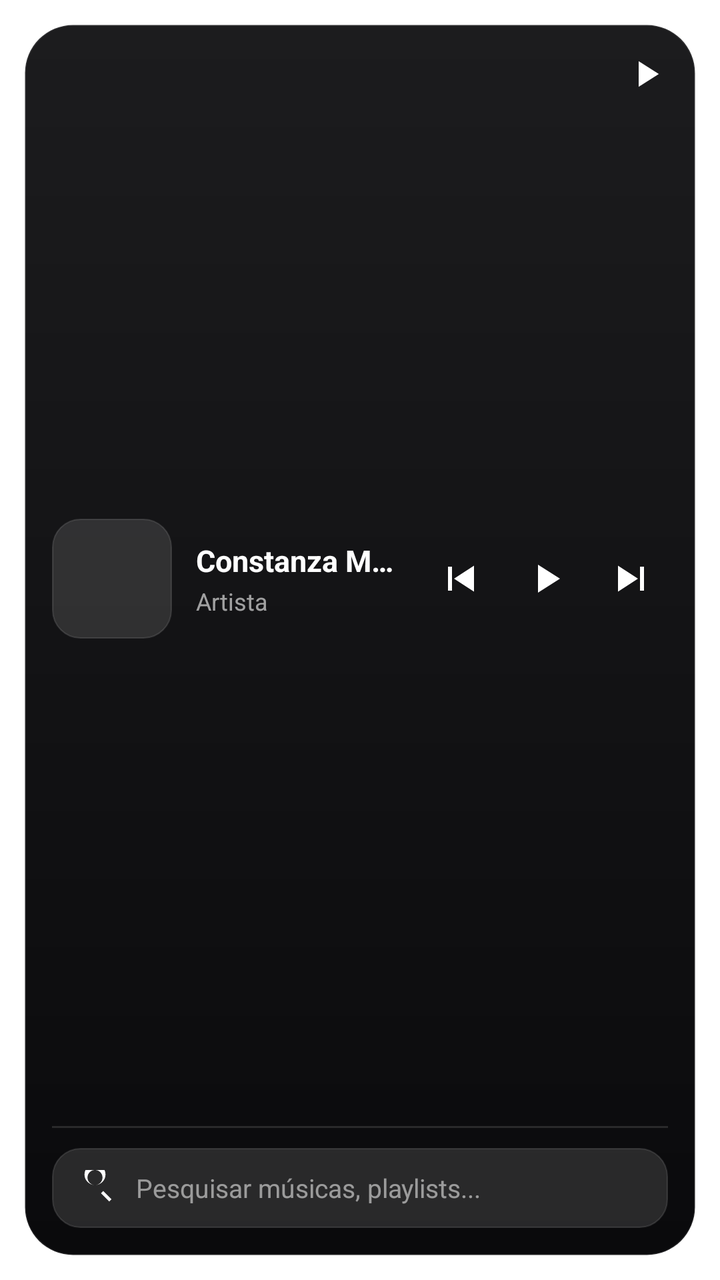
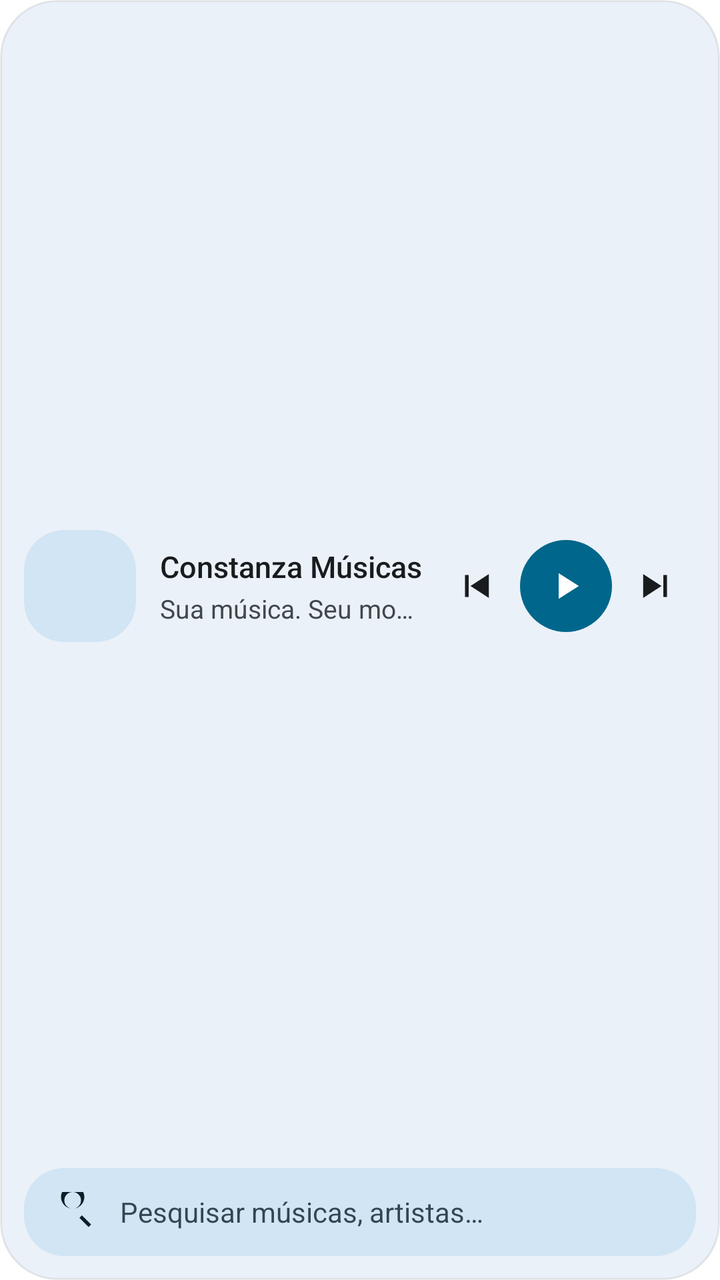

The first picture is an Android layout as it rendered before a commit; the second is the same layout after the commit. The layout source and the unified diff follow.
<!-- AndroidManifest.xml: fallback theme Theme.MaterialComponents.DayNight.NoActionBar -->
<!-- res/layout/widget_medium_search.xml -->
<?xml version="1.0" encoding="utf-8"?>
<FrameLayout xmlns:android="http://schemas.android.com/apk/res/android"
    android:id="@+id/widget_root"
    android:layout_width="match_parent"
    android:layout_height="match_parent"
    android:padding="12dp">

    <LinearLayout
        android:layout_width="match_parent"
        android:layout_height="match_parent"
        android:orientation="vertical"
        android:background="@drawable/widget_bg_dark"
        android:padding="14dp">

        
        <RelativeLayout
            android:layout_width="match_parent"
            android:layout_height="0dp"
            android:layout_weight="1">

            
            <ImageView
                android:id="@+id/widget_artwork"
                android:layout_width="60dp"
                android:layout_height="60dp"
                android:layout_alignParentStart="true"
                android:layout_centerVertical="true"
                android:scaleType="centerCrop"
                android:src="@mipmap/ic_launcher"
                android:background="@drawable/widget_artwork_bg"
                android:contentDescription="Album art" />

            
            <ImageView
                android:layout_width="22dp"
                android:layout_height="22dp"
                android:layout_alignParentEnd="true"
                android:layout_alignParentTop="true"
                android:src="@drawable/ic_widget_play"
                android:tint="#AAFFFFFF"
                android:contentDescription="Note" />

            
            <LinearLayout
                android:id="@+id/controls_row"
                android:layout_width="wrap_content"
                android:layout_height="wrap_content"
                android:layout_alignParentEnd="true"
                android:layout_centerVertical="true"
                android:layout_marginTop="24dp"
                android:orientation="horizontal"
                android:gravity="center_vertical">

                <ImageButton
                    android:id="@+id/widget_prev"
                    android:layout_width="36dp"
                    android:layout_height="36dp"
                    android:src="@drawable/ic_widget_prev"
                    android:tint="#FFFFFF"
                    android:background="@android:color/transparent"
                    android:contentDescription="Previous"
                    android:scaleType="centerInside"
                    android:padding="4dp" />

                <ImageButton
                    android:id="@+id/widget_play_pause"
                    android:layout_width="42dp"
                    android:layout_height="42dp"
                    android:layout_marginStart="4dp"
                    android:layout_marginEnd="4dp"
                    android:src="@drawable/ic_widget_play"
                    android:tint="#FFFFFF"
                    android:background="@android:color/transparent"
                    android:contentDescription="Play/Pause"
                    android:scaleType="centerInside"
                    android:padding="4dp" />

                <ImageButton
                    android:id="@+id/widget_next"
                    android:layout_width="36dp"
                    android:layout_height="36dp"
                    android:src="@drawable/ic_widget_next"
                    android:tint="#FFFFFF"
                    android:background="@android:color/transparent"
                    android:contentDescription="Next"
                    android:scaleType="centerInside"
                    android:padding="4dp" />

            </LinearLayout>

            
            <LinearLayout
                android:layout_width="match_parent"
                android:layout_height="wrap_content"
                android:layout_toEndOf="@id/widget_artwork"
                android:layout_toStartOf="@id/controls_row"
                android:layout_centerVertical="true"
                android:orientation="vertical"
                android:layout_marginStart="12dp"
                android:layout_marginEnd="8dp">

                <TextView
                    android:id="@+id/widget_title"
                    android:layout_width="match_parent"
                    android:layout_height="wrap_content"
                    android:text="Constanza Músicas"
                    android:textColor="#FFFFFF"
                    android:textSize="15sp"
                    android:textStyle="bold"
                    android:maxLines="1"
                    android:ellipsize="end" />

                <TextView
                    android:id="@+id/widget_artist"
                    android:layout_width="match_parent"
                    android:layout_height="wrap_content"
                    android:layout_marginTop="2dp"
                    android:text="Artista"
                    android:textColor="#99FFFFFF"
                    android:textSize="12sp"
                    android:maxLines="1"
                    android:ellipsize="end" />

            </LinearLayout>

        </RelativeLayout>

        
        <FrameLayout
            android:layout_width="match_parent"
            android:layout_height="1dp"
            android:layout_marginTop="10dp"
            android:layout_marginBottom="10dp"
            android:background="#1FFFFFFF" />

        
        <LinearLayout
            android:id="@+id/widget_search"
            android:layout_width="match_parent"
            android:layout_height="40dp"
            android:orientation="horizontal"
            android:gravity="center_vertical"
            android:background="@drawable/widget_btn_bg"
            android:paddingStart="14dp"
            android:paddingEnd="14dp">

            <ImageView
                android:layout_width="18dp"
                android:layout_height="18dp"
                android:src="@drawable/ic_widget_search"
                android:tint="#AAFFFFFF"
                android:contentDescription="Search" />

            <TextView
                android:layout_width="wrap_content"
                android:layout_height="wrap_content"
                android:layout_marginStart="10dp"
                android:text="Pesquisar músicas, playlists..."
                android:textColor="#88FFFFFF"
                android:textSize="13sp"
                android:maxLines="1"
                android:ellipsize="end" />

        </LinearLayout>

    </LinearLayout>
</FrameLayout>
<!-- resources referenced by this layout -->
<resources>
  <!-- drawable ic_widget_play (drawable) -->
  <?xml version="1.0" encoding="utf-8"?>
  <vector xmlns:android="http://schemas.android.com/apk/res/android"
      android:width="24dp" android:height="24dp"
      android:viewportWidth="24" android:viewportHeight="24">
      <path android:fillColor="#FFFFFFFF"
          android:pathData="M8,5 L19,12 L8,19 Z" />
  </vector>
  <!-- drawable ic_widget_prev (drawable) -->
  <?xml version="1.0" encoding="utf-8"?>
  <vector xmlns:android="http://schemas.android.com/apk/res/android"
      android:width="24dp" android:height="24dp"
      android:viewportWidth="24" android:viewportHeight="24">
      <path android:fillColor="#FFFFFFFF"
          android:pathData="M6,6 h2 v12 h-2 z M19,5.5 v13 L9,12 z" />
  </vector>
  <!-- drawable widget_artwork_bg (drawable) -->
  <?xml version="1.0" encoding="utf-8"?>
  <shape xmlns:android="http://schemas.android.com/apk/res/android"
      android:shape="rectangle">
      <solid android:color="#1FFFFFFF" />
      <corners android:radius="14dp" />
      <stroke android:width="0.5dp" android:color="#1FFFFFFF" />
  </shape>
  <!-- drawable widget_bg_dark (drawable) -->
  <?xml version="1.0" encoding="utf-8"?>
  <shape xmlns:android="http://schemas.android.com/apk/res/android"
      android:shape="rectangle">
      <gradient
          android:type="linear"
          android:angle="270"
          android:startColor="#FF1C1C1E"
          android:endColor="#FF0A0A0C" />
      <corners android:radius="24dp" />
      <stroke android:width="1dp" android:color="#1AFFFFFF" />
  </shape>
  <!-- drawable widget_btn_bg (drawable) -->
  <?xml version="1.0" encoding="utf-8"?>
  <shape xmlns:android="http://schemas.android.com/apk/res/android"
      android:shape="rectangle">
      <solid android:color="#1FFFFFFF" />
      <corners android:radius="14dp" />
      <stroke android:width="0.5dp" android:color="#1FFFFFFF" />
  </shape>
  <color name="ic_launcher_background">#1A1A2E</color>
  <!-- unchanged entries left out for length: 4 -->
</resources>

<!-- the commit's change to res/layout/widget_medium_search.xml (unified diff, before → after) -->
@@ -3,110 +3,55 @@
     android:id="@+id/widget_root"
     android:layout_width="match_parent"
     android:layout_height="match_parent"
-    android:padding="12dp">
+    android:padding="@dimen/widget_margin">
 
     <LinearLayout
+        android:id="@android:id/background"
         android:layout_width="match_parent"
         android:layout_height="match_parent"
         android:orientation="vertical"
-        android:background="@drawable/widget_bg_dark"
-        android:padding="14dp">
+        android:background="@drawable/widget_surface"
+        android:clipToOutline="true"
+        android:padding="12dp">
 
-        
-        <RelativeLayout
+        <LinearLayout
             android:layout_width="match_parent"
             android:layout_height="0dp"
-            android:layout_weight="1">
+            android:layout_weight="1"
+            android:orientation="horizontal"
+            android:gravity="center_vertical">
 
-            
-            <ImageView
-                android:id="@+id/widget_artwork"
-                android:layout_width="60dp"
-                android:layout_height="60dp"
-                android:layout_alignParentStart="true"
-                android:layout_centerVertical="true"
-                android:scaleType="centerCrop"
-                android:src="@mipmap/ic_launcher"
-                android:background="@drawable/widget_artwork_bg"
-                android:contentDescription="Album art" />
+            <FrameLayout
+                android:layout_width="56dp"
+                android:layout_height="56dp"
+                android:background="@drawable/widget_artwork_frame"
+                android:clipToOutline="true">
 
-            
-            <ImageView
-                android:layout_width="22dp"
-                android:layout_height="22dp"
-                android:layout_alignParentEnd="true"
-                android:layout_alignParentTop="true"
-                android:src="@drawable/ic_widget_play"
-                android:tint="#AAFFFFFF"
-                android:contentDescription="Note" />
+                <ImageView
+                    android:id="@+id/widget_artwork"
+                    android:layout_width="match_parent"
+                    android:layout_height="match_parent"
+                    android:scaleType="centerCrop"
+                    android:src="@mipmap/ic_launcher"
+                    android:contentDescription="@string/widget_cd_artwork" />
+            </FrameLayout>
 
-            
             <LinearLayout
-                android:id="@+id/controls_row"
-                android:layout_width="wrap_content"
+                android:layout_width="0dp"
                 android:layout_height="wrap_content"
-                android:layout_alignParentEnd="true"
-                android:layout_centerVertical="true"
-                android:layout_marginTop="24dp"
-                android:orientation="horizontal"
-                android:gravity="center_vertical">
-
-                <ImageButton
-                    android:id="@+id/widget_prev"
-                    android:layout_width="36dp"
-                    android:layout_height="36dp"
-                    android:src="@drawable/ic_widget_prev"
-                    android:tint="#FFFFFF"
-                    android:background="@android:color/transparent"
-                    android:contentDescription="Previous"
-                    android:scaleType="centerInside"
-                    android:padding="4dp" />
-
-                <ImageButton
-                    android:id="@+id/widget_play_pause"
-                    android:layout_width="42dp"
-                    android:layout_height="42dp"
-                    android:layout_marginStart="4dp"
-                    android:layout_marginEnd="4dp"
-                    android:src="@drawable/ic_widget_play"
-                    android:tint="#FFFFFF"
-                    android:background="@android:color/transparent"
-                    android:contentDescription="Play/Pause"
-                    android:scaleType="centerInside"
-                    android:padding="4dp" />
-
-                <ImageButton
-                    android:id="@+id/widget_next"
-                    android:layout_width="36dp"
-                    android:layout_height="36dp"
-                    android:src="@drawable/ic_widget_next"
-                    android:tint="#FFFFFF"
-                    android:background="@android:color/transparent"
-                    android:contentDescription="Next"
-                    android:scaleType="centerInside"
-                    android:padding="4dp" />
-
-            </LinearLayout>
-
-            
-            <LinearLayout
-                android:layout_width="match_parent"
-                android:layout_height="wrap_content"
-                android:layout_toEndOf="@id/widget_artwork"
-                android:layout_toStartOf="@id/controls_row"
-                android:layout_centerVertical="true"
-                android:orientation="vertical"
+                android:layout_weight="1"
                 android:layout_marginStart="12dp"
-                android:layout_marginEnd="8dp">
+                android:layout_marginEnd="4dp"
+                android:orientation="vertical">
 
                 <TextView
                     android:id="@+id/widget_title"
                     android:layout_width="match_parent"
                     android:layout_height="wrap_content"
-                    android:text="Constanza Músicas"
-                    android:textColor="#FFFFFF"
+                    android:text="@string/widget_default_title"
+                    android:textColor="@color/widget_on_surface"
                     android:textSize="15sp"
-                    android:textStyle="bold"
+                    android:fontFamily="sans-serif-medium"
                     android:maxLines="1"
                     android:ellipsize="end" />
 
@@ -115,53 +60,77 @@
                     android:layout_width="match_parent"
                     android:layout_height="wrap_content"
                     android:layout_marginTop="2dp"
-                    android:text="Artista"
-                    android:textColor="#99FFFFFF"
-                    android:textSize="12sp"
+                    android:text="@string/widget_default_artist"
+                    android:textColor="@color/widget_on_surface_variant"
+                    android:textSize="13sp"
                     android:maxLines="1"
                     android:ellipsize="end" />
-
             </LinearLayout>
 
-        </RelativeLayout>
+            <ImageButton
+                android:id="@+id/widget_prev"
+                android:layout_width="40dp"
+                android:layout_height="40dp"
+                android:src="@drawable/ic_widget_prev"
+                android:tint="@color/widget_on_surface"
+                android:background="@drawable/widget_icon_btn_bg"
+                android:contentDescription="@string/widget_cd_prev"
+                android:scaleType="centerInside"
+                android:padding="9dp" />
 
-        
-        <FrameLayout
-            android:layout_width="match_parent"
-            android:layout_height="1dp"
-            android:layout_marginTop="10dp"
-            android:layout_marginBottom="10dp"
-            android:background="#1FFFFFFF" />
+            <ImageButton
+                android:id="@+id/widget_play_pause"
+                android:layout_width="46dp"
+                android:layout_height="46dp"
+                android:layout_marginStart="2dp"
+                android:layout_marginEnd="2dp"
+                android:src="@drawable/ic_widget_play"
+                android:tint="@color/widget_on_accent"
+                android:background="@drawable/widget_play_bg"
+                android:contentDescription="@string/widget_cd_play_pause"
+                android:scaleType="centerInside"
+                android:padding="12dp" />
 
-        
+            <ImageButton
+                android:id="@+id/widget_next"
+                android:layout_width="40dp"
+                android:layout_height="40dp"
+                android:src="@drawable/ic_widget_next"
+                android:tint="@color/widget_on_surface"
+                android:background="@drawable/widget_icon_btn_bg"
+                android:contentDescription="@string/widget_cd_next"
+                android:scaleType="centerInside"
+                android:padding="9dp" />
+        </LinearLayout>
+
         <LinearLayout
             android:id="@+id/widget_search"
             android:layout_width="match_parent"
-            android:layout_height="40dp"
+            android:layout_height="44dp"
+            android:layout_marginTop="10dp"
             android:orientation="horizontal"
             android:gravity="center_vertical"
-            android:background="@drawable/widget_btn_bg"
-            android:paddingStart="14dp"
-            android:paddingEnd="14dp">
+            android:background="@drawable/widget_tonal_bg"
+            android:paddingStart="16dp"
+            android:paddingEnd="16dp">
 
             <ImageView
-                android:layout_width="18dp"
-                android:layout_height="18dp"
+                android:layout_width="20dp"
+                android:layout_height="20dp"
                 android:src="@drawable/ic_widget_search"
-                android:tint="#AAFFFFFF"
-                android:contentDescription="Search" />
+                android:tint="@color/widget_on_container"
+                android:contentDescription="@string/widget_cd_search" />
 
             <TextView
                 android:layout_width="wrap_content"
                 android:layout_height="wrap_content"
-                android:layout_marginStart="10dp"
-                android:text="Pesquisar músicas, playlists..."
-                android:textColor="#88FFFFFF"
-                android:textSize="13sp"
+                android:layout_marginStart="12dp"
+                android:text="@string/widget_search_hint"
+                android:textColor="@color/widget_on_container"
+                android:alpha="0.8"
+                android:textSize="14sp"
                 android:maxLines="1"
                 android:ellipsize="end" />
-
         </LinearLayout>
-
     </LinearLayout>
 </FrameLayout>
<!-- resource entries referenced after the edit -->
@@ -1,5 +1,10 @@
 <!-- resources referenced by this layout -->
 <resources>
+  <color name="widget_on_accent">#FFFFFFFF</color>
+  <color name="widget_on_container">#FF2B2635</color>
+  <color name="widget_on_surface">#FF1C1B20</color>
+  <color name="widget_on_surface_variant">#FF5F5B67</color>
+  <dimen name="widget_margin">8dp</dimen>
   <!-- drawable ic_widget_play (drawable) -->
   <?xml version="1.0" encoding="utf-8"?>
   <vector xmlns:android="http://schemas.android.com/apk/res/android"
@@ -16,34 +21,62 @@
       <path android:fillColor="#FFFFFFFF"
           android:pathData="M6,6 h2 v12 h-2 z M19,5.5 v13 L9,12 z" />
   </vector>
-  <!-- drawable widget_artwork_bg (drawable) -->
+  <!-- drawable widget_artwork_frame (drawable) -->
   <?xml version="1.0" encoding="utf-8"?>
-  <shape xmlns:android="http://schemas.android.com/apk/res/android"
-      android:shape="rectangle">
-      <solid android:color="#1FFFFFFF" />
-      <corners android:radius="14dp" />
-      <stroke android:width="0.5dp" android:color="#1FFFFFFF" />
+  <shape xmlns:android="http://schemas.android.com/apk/res/android" android:shape="rectangle">
+      <solid android:color="@color/widget_container" />
+      <corners android:radius="@dimen/widget_inner_radius" />
   </shape>
-  <!-- drawable widget_bg_dark (drawable) -->
+  <!-- drawable widget_icon_btn_bg (drawable) -->
   <?xml version="1.0" encoding="utf-8"?>
-  <shape xmlns:android="http://schemas.android.com/apk/res/android"
-      android:shape="rectangle">
-      <gradient
-          android:type="linear"
-          android:angle="270"
-          android:startColor="#FF1C1C1E"
-          android:endColor="#FF0A0A0C" />
-      <corners android:radius="24dp" />
-      <stroke android:width="1dp" android:color="#1AFFFFFF" />
+  <ripple xmlns:android="http://schemas.android.com/apk/res/android" android:color="@color/widget_ripple">
+      <item android:id="@android:id/mask">
+          <shape android:shape="oval">
+              <solid android:color="#FFFFFFFF" />
+          </shape>
+      </item>
+  </ripple>
+  <!-- drawable widget_play_bg (drawable) -->
+  <?xml version="1.0" encoding="utf-8"?>
+  <ripple xmlns:android="http://schemas.android.com/apk/res/android" android:color="@color/widget_ripple">
+      <item>
+          <shape android:shape="oval">
+              <solid android:color="@color/widget_accent" />
+          </shape>
+      </item>
+  </ripple>
+  <!-- drawable widget_surface (drawable) -->
+  <?xml version="1.0" encoding="utf-8"?>
+  <shape xmlns:android="http://schemas.android.com/apk/res/android" android:shape="rectangle">
+      <solid android:color="@color/widget_surface" />
+      <corners android:radius="@dimen/widget_radius" />
+      <stroke android:width="1dp" android:color="@color/widget_outline" />
   </shape>
-  <!-- drawable widget_btn_bg (drawable) -->
+  <!-- drawable widget_tonal_bg (drawable) -->
   <?xml version="1.0" encoding="utf-8"?>
-  <shape xmlns:android="http://schemas.android.com/apk/res/android"
-      android:shape="rectangle">
-      <solid android:color="#1FFFFFFF" />
-      <corners android:radius="14dp" />
-      <stroke android:width="0.5dp" android:color="#1FFFFFFF" />
-  </shape>
+  <ripple xmlns:android="http://schemas.android.com/apk/res/android" android:color="@color/widget_ripple">
+      <item>
+          <shape android:shape="rectangle">
+              <solid android:color="@color/widget_container" />
+              <corners android:radius="@dimen/widget_inner_radius" />
+          </shape>
+      </item>
+  </ripple>
+  <string name="widget_cd_artwork">Capa do álbum</string>
+  <string name="widget_cd_next">Seguinte</string>
+  <string name="widget_cd_play_pause">Reproduzir ou pausar</string>
+  <string name="widget_cd_prev">Anterior</string>
+  <string name="widget_cd_search">Pesquisar</string>
+  <string name="widget_default_artist">Sua música. Seu momento.</string>
+  <string name="widget_default_title">Constanza Músicas</string>
+  <string name="widget_search_hint">Pesquisar músicas, artistas…</string>
+  <color name="widget_container">#FFE9E3F1</color>
+  <dimen name="widget_inner_radius">16dp</dimen>
+  <color name="widget_ripple">#1F000000</color>
+  <color name="widget_accent">#FF6750A4</color>
+  <color name="widget_surface">#FFF6F3FA</color>
+  <dimen name="widget_radius">24dp</dimen>
+  <color name="widget_outline">#14000000</color>
   <color name="ic_launcher_background">#1A1A2E</color>
   <!-- unchanged entries left out for length: 4 -->
 </resources>
